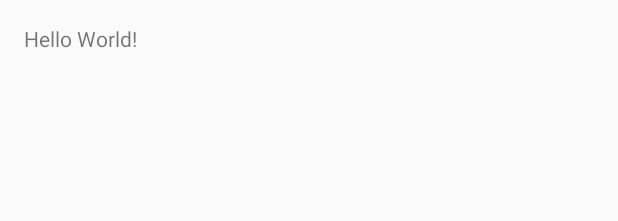
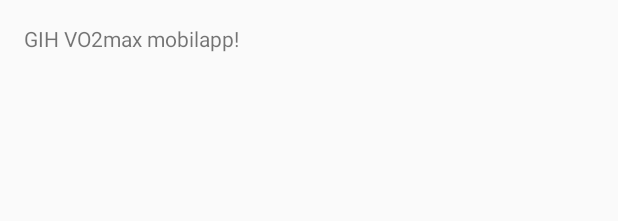
Before and after one commit to emahus91/VO2max, an Android app: the layout activity_main.xml on its own in the app's theme, with its tools: preview values and no code run, on a phone screen of 412 x 824 dp. Shown: the top 221 px of the screen. Run offline under Robolectric (Android 15) with nearby library versions, the phone set to English and light mode, and no system bars.

Commit message:
Renamed greeting text

```diff
--- a/app/src/main/res/layout/activity_main.xml
+++ b/app/src/main/res/layout/activity_main.xml
@@ -13,5 +13,5 @@
     <TextView
         android:layout_width="wrap_content"
         android:layout_height="wrap_content"
-        android:text="Hello World!" />
+        android:text="@string/greeting" />
 </RelativeLayout>
--- a/app/src/main/res/values/strings.xml
+++ b/app/src/main/res/values/strings.xml
@@ -1,3 +1,4 @@
 <resources>
     <string name="app_name">VO2max</string>
+    <string name="greeting">GIH VO2max mobilapp!</string>
 </resources>
```
